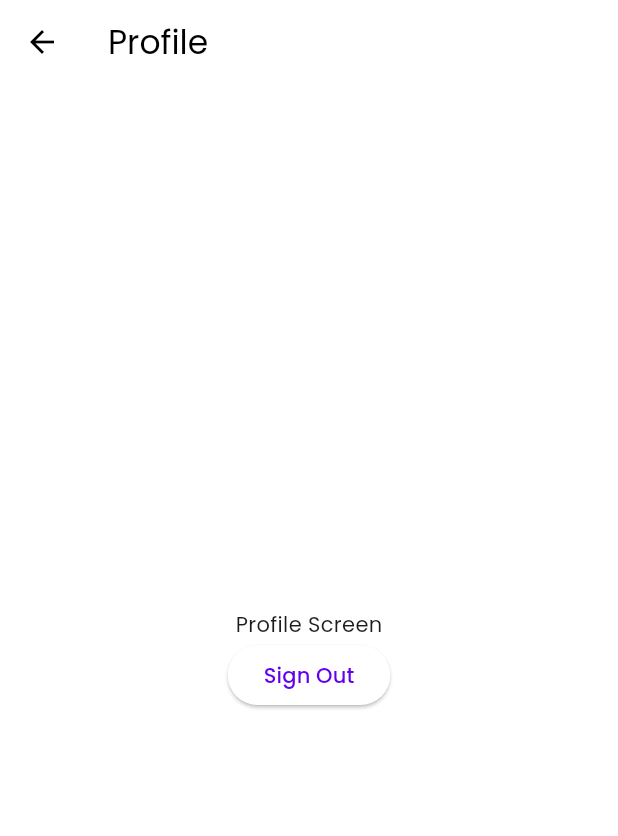
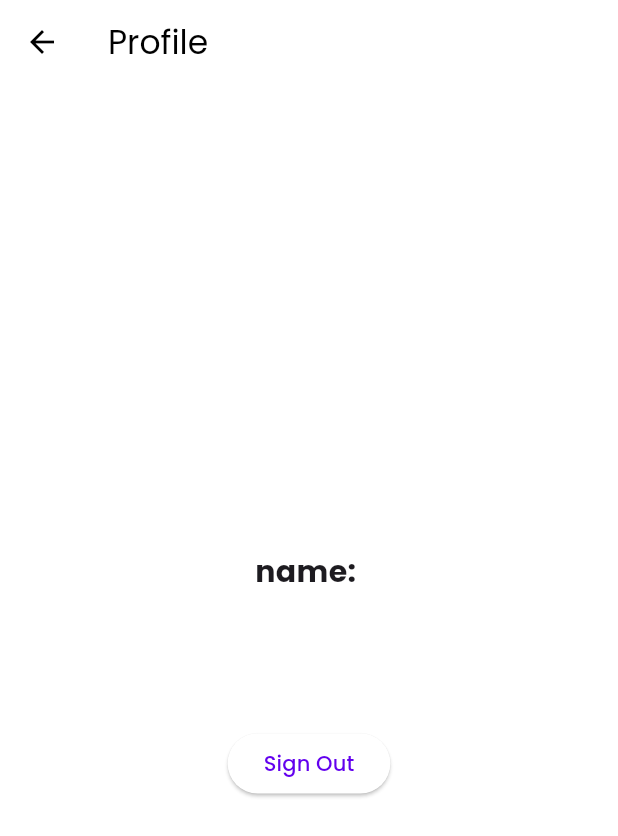
Before and after one commit to barath-dev/food_donation_system_flutter_android, a Flutter app: the ProfileScreen screen opened directly, on a phone screen of 412 x 824 dp. Shown: the top 836 px of the screen. Run offline on Flutter 3.47's test engine with Material 3 defaults, Android fonts, the phone set to English and light mode, and no system bars; our stand-ins replace cloud_firestore, firebase_auth, firebase_core, firebase_storage, google_fonts, image_picker; missing offline and left inert: firebase_app_check; accounts and stored records are empty.

Commit message:
profile screen added

```diff
--- a/lib/resources/DBMethods.dart
+++ b/lib/resources/DBMethods.dart
@@ -25,7 +25,6 @@ class DBMethods {
       if (name.isNotEmpty &&
           foodName.isNotEmpty &&
           quantity != 0 &&
-          requests.isNotEmpty &&
           unit.isNotEmpty &&
           mobile.isNotEmpty &&
           imgurl.isNotEmpty) {
@@ -53,6 +52,7 @@ class DBMethods {
   }
 
   Future<void> updateUserInfoToDB() async {}
+
 
   Future<void> getDonations() async {
     FirebaseFirestore firestore = FirebaseFirestore.instance;
--- a/lib/screen/donor/profile_screen.dart
+++ b/lib/screen/donor/profile_screen.dart
@@ -1,3 +1,6 @@
+// ignore_for_file: prefer_interpolation_to_compose_strings
+
+import 'package:cloud_firestore/cloud_firestore.dart';
 import 'package:firebase_auth/firebase_auth.dart';
 import 'package:flutter/material.dart';
 import 'package:foodsarv01/screen/auth/login_screen.dart';
@@ -25,17 +28,57 @@ class _ProfileScreenState extends State<ProfileScreen> {
         appBar: AppBar(
           title: const Text('Profile'),
         ),
-        body: Center(
+        body: StreamBuilder(
+            stream: FirebaseFirestore.instance
+                .collection('users')
+                .doc(auth.currentUser!.uid)
+                .snapshots(),
+            builder: (context, AsyncSnapshot<DocumentSnapshot> snapshot) {
+              if (snapshot.hasData) {
+                return Center(
                   child: Column(
                     mainAxisAlignment: MainAxisAlignment.center,
                     children: [
-              const Text('Profile Screen'),
+                      const SizedBox(
+                        height: 20,
+                      ),
+                      Text(
+                        "name: " + snapshot.data!['name'],
+                        style: const TextStyle(
+                            fontSize: 20, fontWeight: FontWeight.bold),
+                      ),
+                      const SizedBox(
+                        height: 20,
+                      ),
+                      Text(
+                        snapshot.data!['email'],
+                        style: const TextStyle(
+                            fontSize: 20, fontWeight: FontWeight.bold),
+                      ),
+                      const SizedBox(
+                        height: 20,
+                      ),
+                      // Text(
+                      //   snapshot.data!['mobile'],
+                      //   style: const TextStyle(
+                      //       fontSize: 20, fontWeight: FontWeight.bold),
+                      // ),
+                      const SizedBox(
+                        height: 20,
+                      ),
                       ElevatedButton(
-                onPressed: signOut,
-                child: const Text('Sign Out'),
-              )
+                          onPressed: () {
+                            signOut();
+                          },
+                          child: const Text('Sign Out'))
                     ],
                   ),
-        ));
+                );
+              } else {
+                return const Center(
+                  child: CircularProgressIndicator(),
+                );
+              }
+            }));
   }
 }
--- a/lib/utils/navbar.dart
+++ b/lib/utils/navbar.dart
@@ -5,6 +5,7 @@ import 'package:flutter/material.dart';
 import 'package:foodsarv01/screen/donor/create_donation.dart';
 import 'package:foodsarv01/screen/donor/profile_screen.dart';
 import 'package:foodsarv01/screen/donor/view_donations.dart';
+import 'package:foodsarv01/screen/reciever/my_requests.dart';
 
 List<Widget> pages_donate = [
   CreateDonationScreen(),
@@ -14,6 +15,7 @@ List<Widget> pages_donate = [
   ProfileScreen()
 ];
 List<Widget> pages_recieve = [
+  MyRequests(),
   ViewDonation(
     isMine: false,
   ),
```
Also changed, not shown: lib/screen/donor/create_donation.dart (+5 -5 lines), lib/screen/reciever/my_requests.dart (added, +22 -0 lines). Lines whose indentation alone changed are shown as unchanged.
